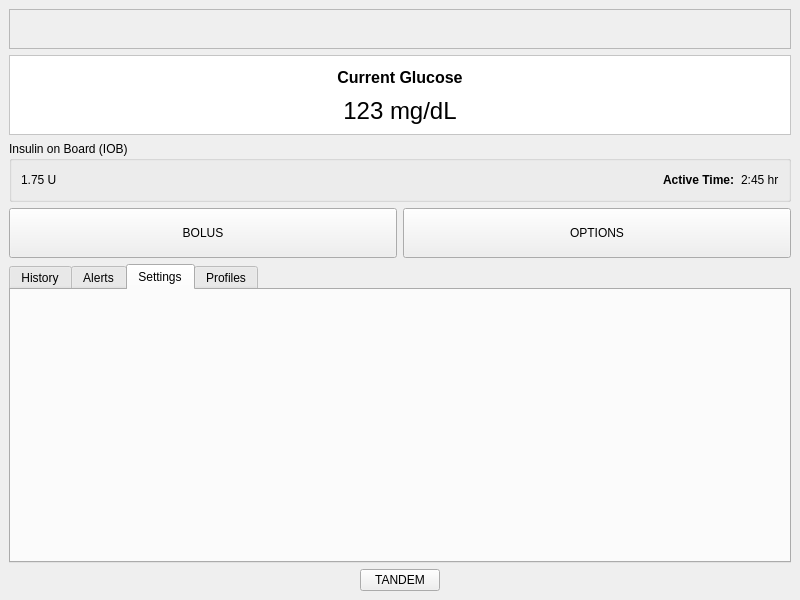
Before: the Qt Designer form mainwindow.ui in aaronmcleancs/tslim-data-simulator, drawn with Qt 5.
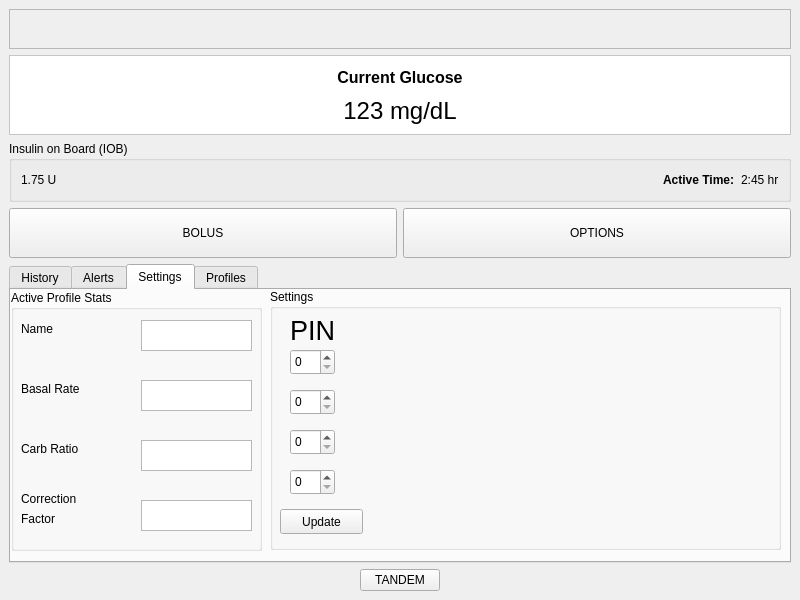
After: the same form once the commit is applied. The open tabs and pages were chosen to show the change.

```diff
--- a/mainwindow.ui
+++ b/mainwindow.ui
@@ -249,6 +249,208 @@
        <attribute name="title">
         <string>Settings</string>
        </attribute>
+       <widget class="QGroupBox" name="groupBox_2">
+        <property name="geometry">
+         <rect>
+          <x>0</x>
+          <y>0</y>
+          <width>251</width>
+          <height>261</height>
+         </rect>
+        </property>
+        <property name="title">
+         <string>Active Profile Stats</string>
+        </property>
+        <widget class="QLabel" name="label_3">
+         <property name="geometry">
+          <rect>
+           <x>10</x>
+           <y>30</y>
+           <width>62</width>
+           <height>17</height>
+          </rect>
+         </property>
+         <property name="text">
+          <string>Name</string>
+         </property>
+        </widget>
+        <widget class="QLabel" name="label_4">
+         <property name="geometry">
+          <rect>
+           <x>10</x>
+           <y>90</y>
+           <width>71</width>
+           <height>17</height>
+          </rect>
+         </property>
+         <property name="text">
+          <string>Basal Rate</string>
+         </property>
+        </widget>
+        <widget class="QLabel" name="label_5">
+         <property name="geometry">
+          <rect>
+           <x>10</x>
+           <y>150</y>
+           <width>71</width>
+           <height>17</height>
+          </rect>
+         </property>
+         <property name="text">
+          <string>Carb Ratio</string>
+         </property>
+        </widget>
+        <widget class="QLabel" name="label_6">
+         <property name="geometry">
+          <rect>
+           <x>10</x>
+           <y>200</y>
+           <width>71</width>
+           <height>17</height>
+          </rect>
+         </property>
+         <property name="text">
+          <string>Correction</string>
+         </property>
+        </widget>
+        <widget class="QLabel" name="label_7">
+         <property name="geometry">
+          <rect>
+           <x>10</x>
+           <y>220</y>
+           <width>62</width>
+           <height>17</height>
+          </rect>
+         </property>
+         <property name="text">
+          <string>Factor</string>
+         </property>
+        </widget>
+        <widget class="QTextBrowser" name="setting_name_box">
+         <property name="geometry">
+          <rect>
+           <x>130</x>
+           <y>30</y>
+           <width>111</width>
+           <height>31</height>
+          </rect>
+         </property>
+        </widget>
+        <widget class="QTextBrowser" name="setting_br_box">
+         <property name="geometry">
+          <rect>
+           <x>130</x>
+           <y>90</y>
+           <width>111</width>
+           <height>31</height>
+          </rect>
+         </property>
+        </widget>
+        <widget class="QTextBrowser" name="setting_cr_box">
+         <property name="geometry">
+          <rect>
+           <x>130</x>
+           <y>150</y>
+           <width>111</width>
+           <height>31</height>
+          </rect>
+         </property>
+        </widget>
+        <widget class="QTextBrowser" name="setting_cf_box">
+         <property name="geometry">
+          <rect>
+           <x>130</x>
+           <y>210</y>
+           <width>111</width>
+           <height>31</height>
+          </rect>
+         </property>
+        </widget>
+       </widget>
+       <widget class="QGroupBox" name="groupBox_3">
+        <property name="geometry">
+         <rect>
+          <x>259</x>
+          <y>-1</y>
+          <width>511</width>
+          <height>261</height>
+         </rect>
+        </property>
+        <property name="title">
+         <string>Settings</string>
+        </property>
+        <widget class="QLabel" name="label_16">
+         <property name="geometry">
+          <rect>
+           <x>20</x>
+           <y>26</y>
+           <width>62</width>
+           <height>31</height>
+          </rect>
+         </property>
+         <property name="font">
+          <font>
+           <pointsize>20</pointsize>
+          </font>
+         </property>
+         <property name="text">
+          <string>PIN</string>
+         </property>
+        </widget>
+        <widget class="QSpinBox" name="setting_pin_1">
+         <property name="geometry">
+          <rect>
+           <x>20</x>
+           <y>60</y>
+           <width>45</width>
+           <height>26</height>
+          </rect>
+         </property>
+        </widget>
+        <widget class="QSpinBox" name="setting_pin_2">
+         <property name="geometry">
+          <rect>
+           <x>20</x>
+           <y>100</y>
+           <width>45</width>
+           <height>26</height>
+          </rect>
+         </property>
+        </widget>
+        <widget class="QSpinBox" name="setting_pin_3">
+         <property name="geometry">
+          <rect>
+           <x>20</x>
+           <y>140</y>
+           <width>45</width>
+           <height>26</height>
+          </rect>
+         </property>
+        </widget>
+        <widget class="QSpinBox" name="setting_pin_4">
+         <property name="geometry">
+          <rect>
+           <x>20</x>
+           <y>180</y>
+           <width>45</width>
+           <height>26</height>
+          </rect>
+         </property>
+        </widget>
+        <widget class="QPushButton" name="setting_pin_update_button">
+         <property name="geometry">
+          <rect>
+           <x>10</x>
+           <y>220</y>
+           <width>83</width>
+           <height>25</height>
+          </rect>
+         </property>
+         <property name="text">
+          <string>Update</string>
+         </property>
+        </widget>
+       </widget>
       </widget>
       <widget class="QWidget" name="profile_tab">
        <attribute name="title">
```
Left out of the diff: 2 changed lines with no effect on the pictures.
